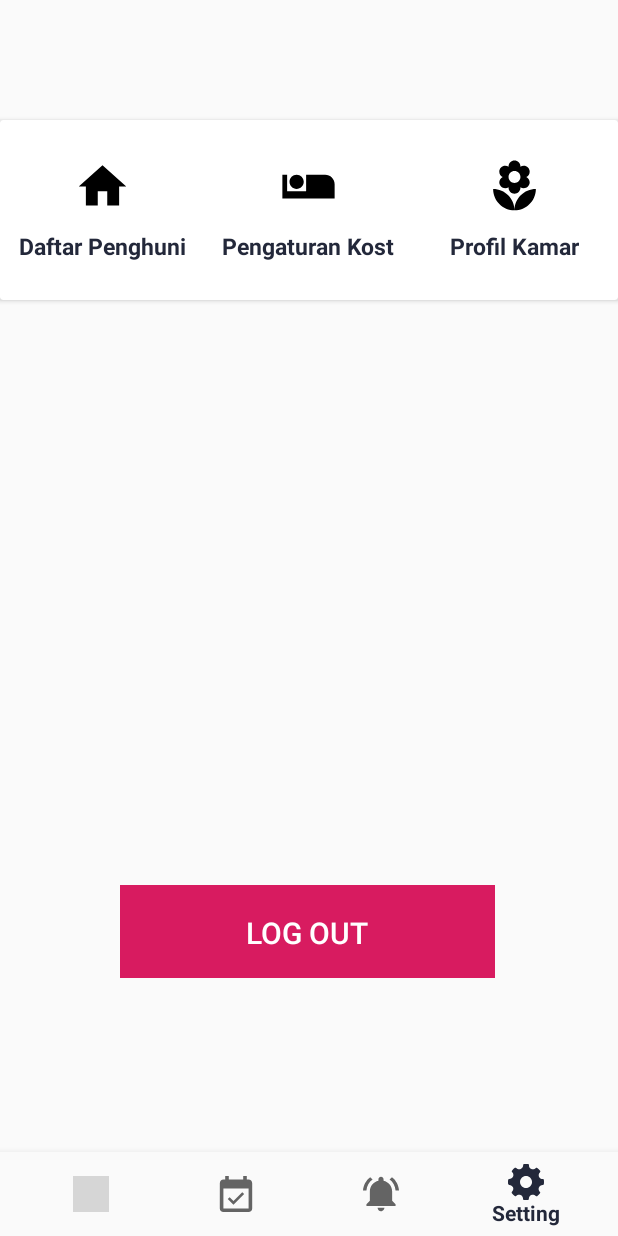
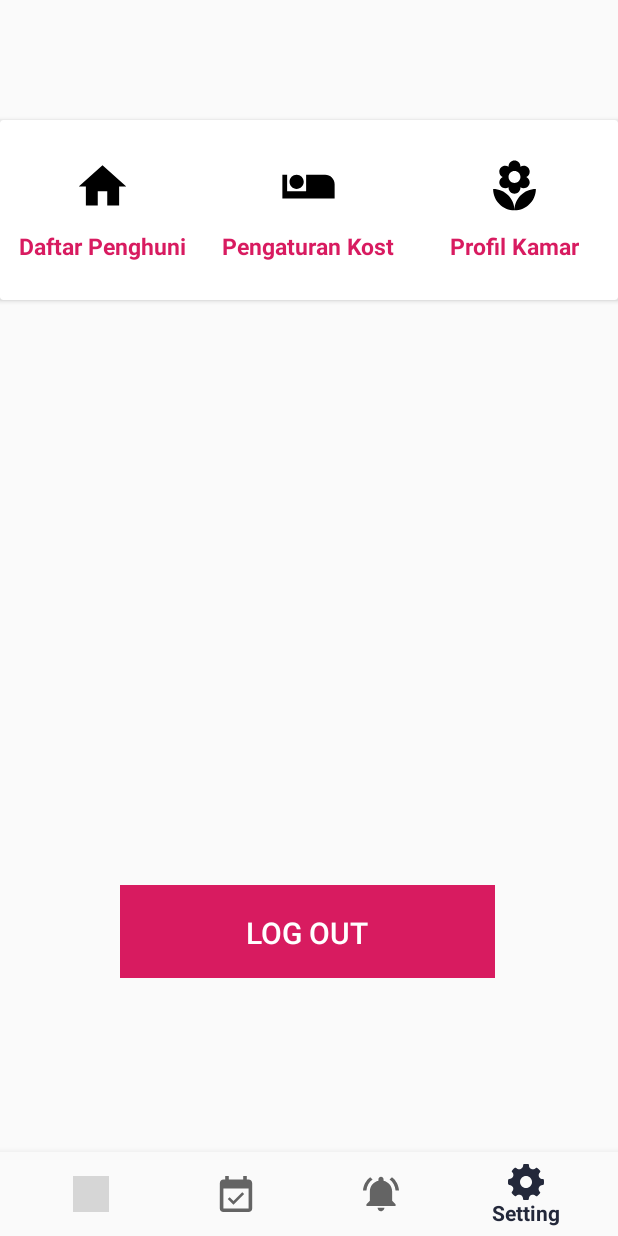
Before and after one commit to 4inunkarima/semester4, an Android app: the SettingActivity screen opened directly, with no data from a screen before it, on a phone screen of 412 x 824 dp. Run offline under Robolectric (Android 15) with nearby library versions, the phone set to English and light mode, and no system bars; grey boxes are pictures that could not be loaded.

Commit message:
test dikit

```diff
--- a/app/src/main/java/com/application/semester4/SettingActivity.java
+++ b/app/src/main/java/com/application/semester4/SettingActivity.java
@@ -21,9 +21,7 @@ public class SettingActivity extends AppCompatActivity {
         setContentView(R.layout.lay_setting);
         session = new SessionHandler(getApplicationContext());
         User user = session.getUserDetails();
-        TextView welcomeText = findViewById(R.id.textView2);
 
-        welcomeText.setText("Welcome "+user.getFullName()+", your session will expire on "+user.getSessionExpiryDate());
 
         Button logoutBtn = findViewById(R.id.btnLogout);
 
--- a/app/src/main/res/layout/lay_setting.xml
+++ b/app/src/main/res/layout/lay_setting.xml
@@ -40,7 +40,7 @@
                         android:layout_width="wrap_content"
                         android:layout_height="wrap_content"
                         android:paddingTop="10dp"
-                        android:textColor="@color/colorPrimary"
+                        android:textColor="@color/colorAccent"
                         android:text="Daftar Penghuni"
                         android:textSize="15dp"
                         android:textStyle="bold" />
@@ -62,7 +62,7 @@
                         android:layout_width="wrap_content"
                         android:layout_height="wrap_content"
                         android:paddingTop="10dp"
-                        android:textColor="@color/colorPrimary"
+                        android:textColor="@color/colorAccent"
                         android:text="Pengaturan Kost"
                         android:textSize="15dp"
                         android:textStyle="bold" />
@@ -84,7 +84,7 @@
                         android:layout_width="wrap_content"
                         android:layout_height="wrap_content"
                         android:paddingTop="10dp"
-                        android:textColor="@color/colorPrimary"
+                        android:textColor="@color/colorAccent"
                         android:text="Profil Kamar"
                         android:textSize="15dp"
                         android:textStyle="bold" />
```
